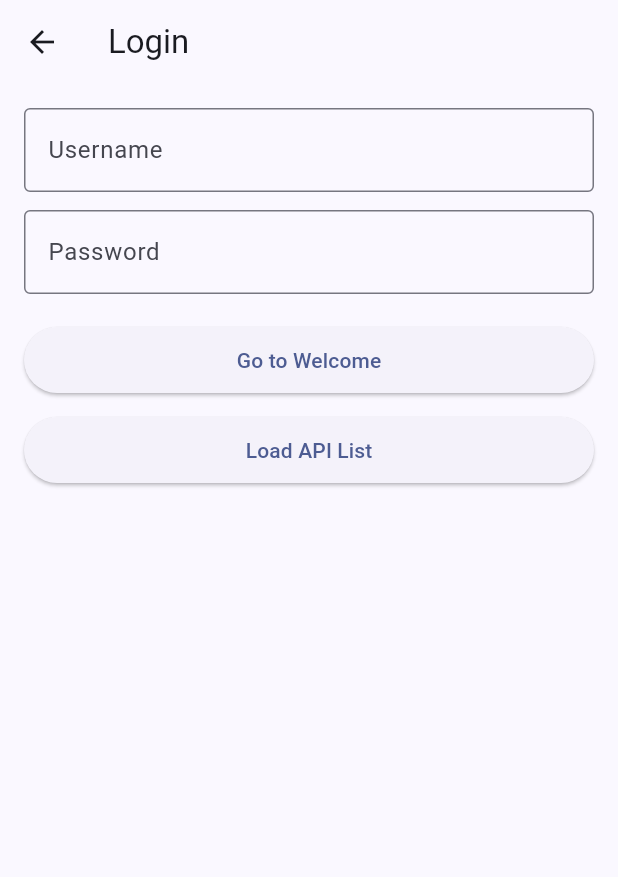
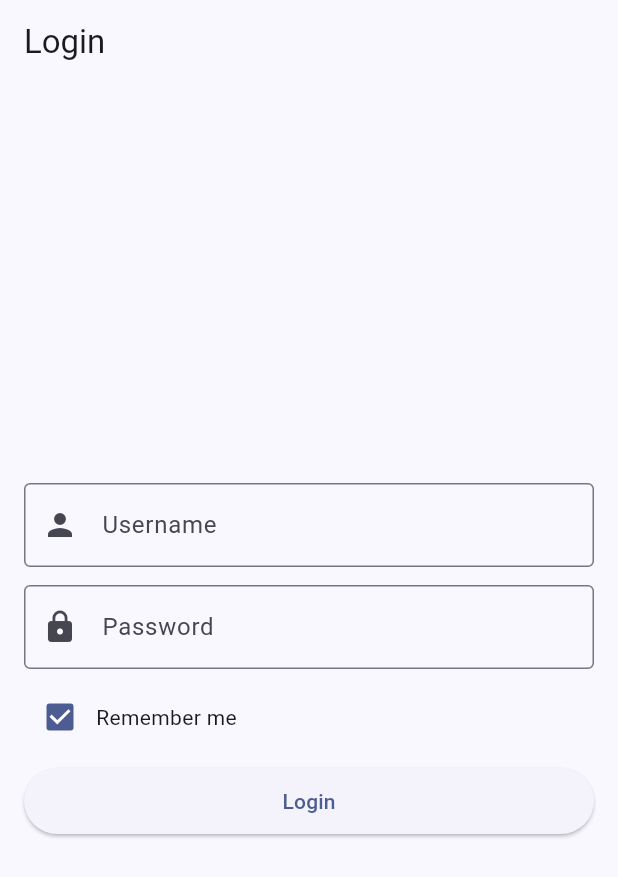
Before and after one commit to saadyousafmalhi/flutter, a Flutter app: the LoginScreen screen opened directly, on a phone screen of 412 x 824 dp. Shown: the top 877 px of the screen. Run offline on Flutter 3.47's test engine with Material 3 defaults, Android fonts, the phone set to English and light mode, and no system bars; our stand-ins replace shared_preferences; accounts and stored records are empty; network calls fail.

Commit message:
ch16: persisted auth (RootGate + remember-me + logout)

```diff
--- a/lib/providers/post_provider.dart
+++ b/lib/providers/post_provider.dart
@@ -19,7 +19,7 @@ class PostProvider extends ChangeNotifier {
   bool get hasData => _items.isNotEmpty;
 
   Future<void> load({bool force = false}) async {
-    if (_initialized && !force) return; // simple cache
+    if (_initialized && !force) return;
     _initialized = true;
     _loading = true;
     _error = null;
--- a/lib/screens/login_screen.dart
+++ b/lib/screens/login_screen.dart
@@ -1,7 +1,6 @@
 import 'package:flutter/material.dart';
-import '../widgets/custom_text_field.dart';
-import '../widgets/primary_button.dart';
-import 'welcome_screen.dart';
+import 'package:provider/provider.dart';
+import '../providers/auth_provider.dart';
 
 class LoginScreen extends StatefulWidget {
   const LoginScreen({super.key});
@@ -11,61 +10,97 @@ class LoginScreen extends StatefulWidget {
 }
 
 class _LoginScreenState extends State<LoginScreen> {
-  final TextEditingController usernameController = TextEditingController();
-  final TextEditingController passwordController = TextEditingController();
+  final _formKey = GlobalKey<FormState>();
+  final _usernameCtrl = TextEditingController();
+  final _passwordCtrl = TextEditingController();
+  bool _rememberMe = true;
+
+  @override
+  void dispose() {
+    _usernameCtrl.dispose();
+    _passwordCtrl.dispose();
+    super.dispose();
+  }
+
+  Future<void> _handleLogin() async {
+    if (!_formKey.currentState!.validate()) return;
+    final auth = context.read<AuthProvider>();
+    final ok = await auth.login(
+      username: _usernameCtrl.text.trim(),
+      password: _passwordCtrl.text,
+      rememberMe: _rememberMe,
+    );
+    if (!ok && mounted) {
+      ScaffoldMessenger.of(
+        context,
+      ).showSnackBar(const SnackBar(content: Text('Invalid credentials')));
+    }
+    // RootGate will rebuild automatically via Provider and show HomeTabs.
+  }
 
   @override
   Widget build(BuildContext context) {
+    final loading = context.watch<AuthProvider>().loading;
     return Scaffold(
-      appBar: AppBar(title: const Text("Login")),
+      appBar: AppBar(title: const Text('Login')),
       body: Padding(
-        padding: const EdgeInsets.all(16.0),
+        padding: const EdgeInsets.all(16),
+        child: Center(
+          child: ConstrainedBox(
+            constraints: const BoxConstraints(maxWidth: 420),
+            child: Form(
+              key: _formKey,
               child: Column(
+                mainAxisSize: MainAxisSize.min,
                 children: [
-            // Reusable username field
-            CustomTextField(
-              controller: usernameController,
-              label: "Username",
+                  TextFormField(
+                    controller: _usernameCtrl,
+                    decoration: const InputDecoration(
+                      labelText: 'Username',
+                      prefixIcon: Icon(Icons.person),
+                    ),
+                    validator: (v) =>
+                        (v == null || v.trim().isEmpty) ? 'Required' : null,
                   ),
                   const SizedBox(height: 12),
-
-            // Reusable password field
-            CustomTextField(
-              controller: passwordController,
-              label: "Password",
-              obscure: true,
+                  TextFormField(
+                    controller: _passwordCtrl,
+                    decoration: const InputDecoration(
+                      labelText: 'Password',
+                      prefixIcon: Icon(Icons.lock),
                     ),
-            const SizedBox(height: 20),
-
-            // Reusable PrimaryButton → Welcome
-            PrimaryButton(
-              label: "Go to Welcome",
-              onPressed: () {
-                final username = usernameController.text.trim();
-                if (username.isEmpty) {
-                  ScaffoldMessenger.of(context).showSnackBar(
-                    const SnackBar(content: Text("Please enter a username")),
-                  );
-                  return;
-                }
-                Navigator.of(context).push(
-                  MaterialPageRoute(
-                    builder: (_) => WelcomeScreen(username: username),
+                    obscureText: true,
+                    validator: (v) =>
+                        (v == null || v.isEmpty) ? 'Required' : null,
                   ),
-                );
-
-              },
+                  const SizedBox(height: 8),
+                  Row(
+                    children: [
+                      Checkbox(
+                        value: _rememberMe,
+                        onChanged: (v) =>
+                            setState(() => _rememberMe = v ?? true),
                       ),
-            const SizedBox(height: 12),
-
-            // Reusable PrimaryButton → API List
-            PrimaryButton(
-              label: "Load API List",
-              onPressed: () {
-                Navigator.pushNamed(context, '/api');
-              },
+                      const Text('Remember me'),
+                    ],
+                  ),
+                  const SizedBox(height: 8),
+                  SizedBox(
+                    width: double.infinity,
+                    child: ElevatedButton(
+                      onPressed: loading ? null : _handleLogin,
+                      child: loading
+                          ? const Padding(
+                              padding: EdgeInsets.all(8.0),
+                              child: CircularProgressIndicator(strokeWidth: 2),
+                            )
+                          : const Text('Login'),
+                    ),
                   ),
                 ],
+              ),
+            ),
+          ),
         ),
       ),
     );
--- /dev/null
+++ b/lib/services/auth_service.dart
@@ -0,0 +1,15 @@
+// Defines the contract only (no HTTP here).
+class AuthResult {
+  final String userId;
+  final String token;
+  final DateTime? expiresAt;
+  const AuthResult({required this.userId, required this.token, this.expiresAt});
+}
+
+abstract class AuthService {
+  Future<AuthResult> signIn({
+    required String username,
+    required String password,
+  });
+  Future<void> signOut({required String token});
+}
--- /dev/null
+++ b/lib/services/auth_service_fake.dart
@@ -0,0 +1,73 @@
+import 'dart:async';
+import 'dart:math';
+import 'package:flutter/foundation.dart';
+import 'auth_service.dart';
+
+/// In-memory fake auth for local dev/tests.
+/// - By default accepts ANY non-empty username/password.
+/// - You can require specific credentials, simulate latency/failures, and set token TTL.
+class AuthServiceFake implements AuthService {
+  final Duration loginDelay;
+  final Duration signOutDelay;
+  final Duration tokenTtl;
+  final bool requireSpecificCredentials;
+  final String validUsername;
+  final String validPassword;
+  final double failureRate; // 0.0..1.0 chance to throw a fake network error
+
+  final Random _rng = Random();
+
+  AuthServiceFake({
+    this.loginDelay = const Duration(milliseconds: 300),
+    this.signOutDelay = const Duration(milliseconds: 120),
+    this.tokenTtl = const Duration(days: 7),
+    this.requireSpecificCredentials = false,
+    this.validUsername = 'test',
+    this.validPassword = '1234',
+    this.failureRate = 0.0,
+  });
+
+  @override
+  Future<AuthResult> signIn({
+    required String username,
+    required String password,
+  }) async {
+    debugPrint('FAKE AUTH → signIn(username: $username)');
+
+    // Simulate network latency
+    await Future.delayed(loginDelay);
+
+    // Optional random failure (e.g., flaky network)
+    if (failureRate > 0 && _rng.nextDouble() < failureRate) {
+      throw Exception('Network error (simulated)');
+    }
+
+    // Basic validation
+    if (username.isEmpty || password.isEmpty) {
+      throw Exception('Invalid credentials');
+    }
+
+    // Optional strict check (handy for demos/tests)
+    if (requireSpecificCredentials &&
+        (username != validUsername || password != validPassword)) {
+      throw Exception('Invalid credentials');
+    }
+
+    final expiry = DateTime.now().add(tokenTtl);
+    final rand = _rng.nextInt(0x7fffffff).toRadixString(36); // < 2^31
+    final token =
+        'fake-${DateTime.now().microsecondsSinceEpoch.toRadixString(36)}-$rand';
+
+    return AuthResult(
+      userId: username, // echo username as userId for convenience
+      token: token,
+      expiresAt: expiry,
+    );
+  }
+
+  @override
+  Future<void> signOut({required String token}) async {
+    debugPrint('FAKE AUTH → signOut(token: ${token.substring(0, 12)}...)');
+    await Future.delayed(signOutDelay);
+  }
+}
--- a/lib/services/post_service.dart
+++ b/lib/services/post_service.dart
@@ -1,18 +1,5 @@
-import 'package:http/http.dart' as http;
-import 'base_service.dart';
 import '../models/post.dart';
-import 'package:flutter/foundation.dart';
 
-class PostService extends BaseService {
-  PostService({http.Client? client}) : super(client: client);
-
-  Future<List<Post>> fetchPosts() async {
-    debugPrint('HTTP CALL → PostService.fetchPosts()');
-    final res = await client
-        .get(url('/posts'))
-        .timeout(const Duration(seconds: 12));
-    throwOnError(res);
-    final data = decodeJson<List>(res);
-    return data.map((e) => Post.fromJson(e)).toList();
-  }
+abstract class PostService {
+  Future<List<Post>> fetchPosts();
 }
--- /dev/null
+++ b/lib/services/post_service_http.dart
@@ -0,0 +1,20 @@
+import 'package:flutter/foundation.dart';
+import 'package:http/http.dart' as http;
+import 'base_service.dart';
+import '../models/post.dart';
+import 'post_service.dart';
+
+class PostServiceHttp extends BaseService implements PostService {
+  PostServiceHttp({http.Client? client}) : super(client: client);
+
+  @override
+  Future<List<Post>> fetchPosts() async {
+    debugPrint('HTTP CALL → PostServiceHttp.fetchPosts()');
+    final res = await client
+        .get(url('/posts'))
+        .timeout(const Duration(seconds: 12));
+    throwOnError(res);
+    final data = decodeJson<List>(res);
+    return data.map((e) => Post.fromJson(e)).toList();
+  }
+}
--- a/lib/services/user_service.dart
+++ b/lib/services/user_service.dart
@@ -1,16 +1,5 @@
-import 'package:http/http.dart' as http;
-import 'base_service.dart';
 import '../models/user.dart';
 
-class UserService extends BaseService {
-  UserService({http.Client? client}) : super(client: client);
-
-  Future<List<User>> fetchUsers() async {
-    final res = await client
-        .get(url('/users'))
-        .timeout(const Duration(seconds: 12));
-    throwOnError(res);
-    final data = decodeJson<List>(res);
-    return data.map((e) => User.fromJson(e)).toList();
-  }
+abstract class UserService {
+  Future<List<User>> fetchUsers();
 }
--- /dev/null
+++ b/lib/services/user_service_http.dart
@@ -0,0 +1,20 @@
+import 'package:flutter/foundation.dart';
+import 'package:http/http.dart' as http;
+import 'base_service.dart';
+import '../models/user.dart';
+import 'user_service.dart';
+
+class UserServiceHttp extends BaseService implements UserService {
+  UserServiceHttp({http.Client? client}) : super(client: client);
+
+  @override
+  Future<List<User>> fetchUsers() async {
+    debugPrint('HTTP CALL → UserServiceHttp.fetchUsers()');
+    final res = await client
+        .get(url('/users'))
+        .timeout(const Duration(seconds: 12));
+    throwOnError(res);
+    final data = decodeJson<List>(res);
+    return data.map((e) => User.fromJson(e)).toList();
+  }
+}
--- a/pubspec.yaml
+++ b/pubspec.yaml
@@ -28,6 +28,7 @@ environment:
 # the latest version available on pub.dev. To see which dependencies have newer
 # versions available, run `flutter pub outdated`.
 dependencies:
+  shared_preferences: ^2.5.3
   flutter:
     sdk: flutter
   provider: ^6.0.0
```
Also changed, not shown: lib/app/navigation/tabs.dart (+54 -14 lines), lib/app/root_gate.dart (added, +35 -0 lines), lib/main.dart (+19 -6 lines), lib/providers/auth_provider.dart (added, +154 -0 lines), lib/services/auth_service_http.dart (added, +63 -0 lines), lib/screens/home_tabs.dart (added), pubspec.lock, 1 other file. Lines whose indentation alone changed are shown as unchanged.
